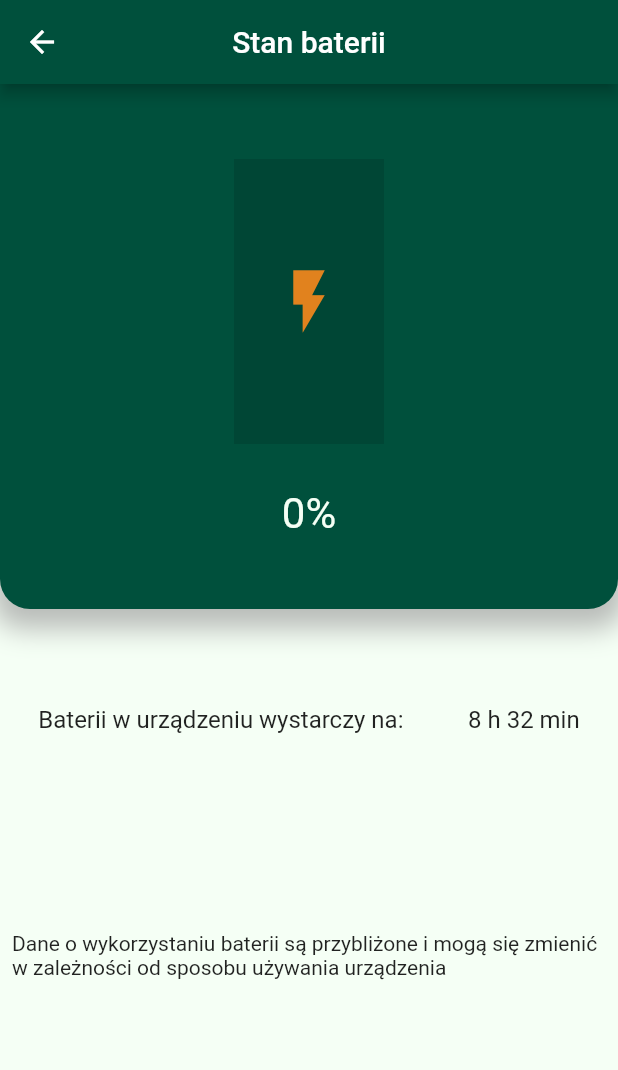
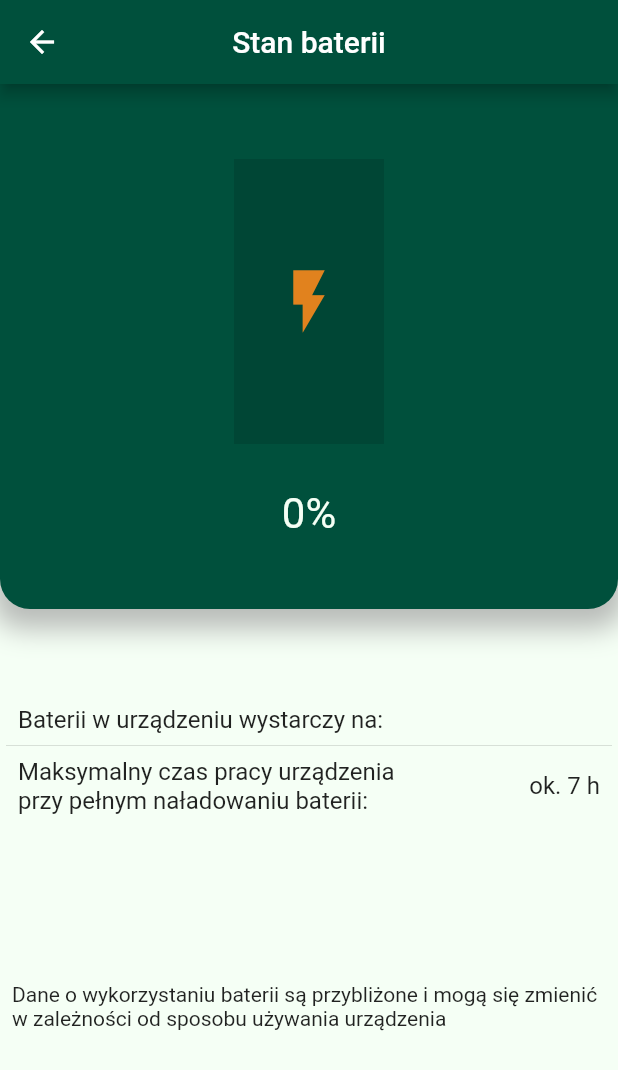
Before and after one commit to Aleksandra0602/TemplyCare, a Flutter app: the BatteryScreen screen opened directly, on a phone screen of 412 x 824 dp. Shown: the top 1070 px of the screen. Run offline on Flutter 3.47's test engine with Material 2 defaults, Android fonts, the phone set to English and light mode, and no system bars; our stand-ins replace animated_splash_screen, fl_chart, flutter_blue_plus, get, image_picker, simple_gradient_text and 1 more; missing offline and left inert: slide_digital_clock; generated files the repository leaves out were written again.

Commit message:
Adding time battery

```diff
--- a/lib/l10n/app_en.arb
+++ b/lib/l10n/app_en.arb
@@ -21,7 +21,7 @@
     "wifiSSID" : "Wi-Fi SSID (Wi-Fi name)",
     "wifiPassword" : "Wi-Fi password",
     "writeWifiData" : "Save and send",
-    "wifiText": "To configure the connection with your Wi-Fi network, please enter the SSID (network name) and password above. This information will be sent to the Arduino device to enable data transmission from the device to the InfluxDB database in the future.",
+    "wifiText": "To configure the connection with your Wi-Fi network, please enter the SSID (network name) and password above. This information will be sent to the Arduino device to enable data transmission from the device to the InfluxDB database.",
 
     "logIn": "Log in",
     "signIn": "Sign up",
@@ -64,6 +64,7 @@
 
 
     "timeBattery": "The battery in the device will last for:",
+    "maxTimeBattery" : "The maximum operating time of the device\nwhen the battery is fully charged:",
     "batteryMessage": "Battery usage data isapproximate and can change based on usage",
 
     "sixthAppBar": "View available files",
--- a/lib/l10n/app_pl.arb
+++ b/lib/l10n/app_pl.arb
@@ -21,7 +21,7 @@
     "wifiSSID" : "Wi-Fi SSID (nazwa Wi-Fi)",
     "wifiPassword" : "Hasło do Wi-Fi",
     "writeWifiData" : "Zapisz i wyślij",
-    "wifiText" : "Aby skonfigurować połączenie z Twoją siecią Wi-Fi, wprowadź powyżej nazwę SSID (nazwę sieci) oraz hasło. Te informacje zostaną wysłane do urządzenia Arduino, aby umożliwić przesyłanie danych z urządzenia do bazy danych InfluxDB w przyszłości.",
+    "wifiText" : "Aby skonfigurować połączenie z Twoją siecią Wi-Fi, wprowadź powyżej nazwę SSID (nazwę sieci) oraz hasło. Te informacje zostaną wysłane do urządzenia Arduino, aby umożliwić przesyłanie danych z urządzenia do bazy danych InfluxDB.",
 
     "logIn": "Zaloguj się",
     "signIn": "Zarejestruj się",
@@ -64,6 +64,7 @@
 
 
     "timeBattery": "Baterii w urządzeniu wystarczy na:",
+    "maxTimeBattery" : "Maksymalny czas pracy urządzenia\nprzy pełnym naładowaniu baterii:",
     "batteryMessage": "Dane o wykorzystaniu baterii są przybliżone i mogą się zmienić w zależności od sposobu używania urządzenia",
 
     "sixthAppBar": "Wyświetl dostępne pliki",
--- a/lib/screens/main_screens/battery_screen.dart
+++ b/lib/screens/main_screens/battery_screen.dart
@@ -21,12 +21,13 @@ class BatteryScreen extends StatefulWidget {
 class _BatteryScreenState extends State<BatteryScreen> {
   double? currentBatteryValue = 0;
   String batteryValue = "";
+  String formatedTime = "";
 
   @override
   void initState() {
     Future.delayed(Duration.zero, () async {
       widget.services!.forEach((service) {
-        if (service.uuid.toString() == Dimensions.battery_serv_uuid) {
+        if (service.uuid.toString() == Dimensions.const_var_UUID) {
           service.characteristics.forEach((characteristic) {
             if (characteristic.uuid.toString() ==
                 Dimensions.battery_level_uuid) {
@@ -37,6 +38,10 @@ class _BatteryScreenState extends State<BatteryScreen> {
                 batteryValue = dataParser(value);
 
                 currentBatteryValue = double.parse(batteryValue);
+                double batteryTime = currentBatteryValue! * (560 / 80) / 100;
+                int hour = batteryTime.toInt();
+                int min = ((batteryTime - hour) * 60).toInt();
+                formatedTime = "$hour h $min min";
               });
               characteristic.read();
 
@@ -161,8 +166,12 @@ class _BatteryScreenState extends State<BatteryScreen> {
             Container(
               padding: const EdgeInsets.all(4),
               //alignment: Alignment.center,
+              child: Column(
+                children: [
+                  Padding(
+                    padding: const EdgeInsets.symmetric(horizontal: 8.0),
                     child: Row(
-                mainAxisAlignment: MainAxisAlignment.spaceAround,
+                      mainAxisAlignment: MainAxisAlignment.spaceBetween,
                       children: [
                         Text(
                           AppLocalizations.of(context)!.timeBattery,
@@ -170,17 +179,37 @@ class _BatteryScreenState extends State<BatteryScreen> {
                             fontSize: 16,
                           ),
                         ),
-                  const Text(
-                    '8 h 32 min',
-                    style: TextStyle(
+                        Text(
+                          formatedTime,
+                          style: const TextStyle(
                             fontSize: 16,
                           ),
                         ),
                       ],
                     ),
                   ),
+                  const Divider(),
+                  Padding(
+                    padding: const EdgeInsets.symmetric(horizontal: 8.0),
+                    child: Row(
+                      mainAxisAlignment: MainAxisAlignment.spaceBetween,
+                      children: [
+                        Text(
+                          AppLocalizations.of(context)!.maxTimeBattery,
+                          style: const TextStyle(fontSize: 16),
+                        ),
+                        const Text(
+                          "ok. 7 h",
+                          style: TextStyle(fontSize: 16),
+                        ),
+                      ],
+                    ),
+                  ),
+                ],
+              ),
+            ),
             const SizedBox(
-              height: 120,
+              height: 100,
             ),
             Padding(
               padding: const EdgeInsets.all(8.0),
--- a/lib/screens/main_screens/memory_card_screen.dart
+++ b/lib/screens/main_screens/memory_card_screen.dart
@@ -30,7 +30,7 @@ class _MemoryCardScreenState extends State<MemoryCardScreen> {
   void initState() {
     Future.delayed(Duration.zero, () async {
       widget.services!.forEach((service) {
-        if (service.uuid.toString() == Dimensions.memory_UUID) {
+        if (service.uuid.toString() == Dimensions.const_var_UUID) {
           service.characteristics.forEach((characteristic) {
             if (characteristic.uuid.toString() ==
                 Dimensions.SEND_DATA_MEMORY_UUID) {
--- a/lib/screens/wifi_screen.dart
+++ b/lib/screens/wifi_screen.dart
@@ -116,7 +116,7 @@ class _WifiScreenState extends State<WifiScreen> {
   void sendWifiData(TextEditingController _wifiSSIDController,
       TextEditingController _wifiPasswordController) {
     widget.services!.forEach((service) {
-      if (service.uuid.toString() == Dimensions.memory_UUID) {
+      if (service.uuid.toString() == Dimensions.const_var_UUID) {
         service.characteristics.forEach((characteristic) {
           if (characteristic.uuid.toString() == Dimensions.wifi_char_uuid) {
             String ssidWifi = _wifiSSIDController.value.text;
--- a/lib/utils/constans/dimensions.dart
+++ b/lib/utils/constans/dimensions.dart
@@ -7,11 +7,6 @@ class Dimensions {
   static const String service_uuid = "4fafc201-1fb5-459e-8fcc-c5c9c331914b";
   static const String characteristic_uuid =
       "beb5483e-36e1-4688-b7f5-ea07361b26a8";
-
-  static const String battery_serv_uuid =
-      "ee8e8caf-b745-4387-8b8a-d824cc4885d1";
-  static const String battery_level_uuid =
-      "6af51d60-9002-474f-902e-a34211bee5e6";
 
   static const String time_service_uuid =
       "022b9857-420a-4591-a642-a80f06fe8aa3";
@@ -23,9 +18,13 @@ class Dimensions {
   static const String data_to_measure_uuid =
       "6d56d8e2-000c-46c5-a519-b01d485571ba";
 
-  static const String memory_UUID = "b819d147-4968-4b85-baa5-67cbcf542d3b";
+  static const String const_var_UUID = "b819d147-4968-4b85-baa5-67cbcf542d3b";
   static const String SEND_DATA_MEMORY_UUID =
       "c52c4746-8ad3-49ef-855e-6098501f0153";
+  static const String battery_level_uuid =
+      "6af51d60-9002-474f-902e-a34211bee5e6";
+
+  static const String wifi_char_uuid = "4eae4bf8-e0c6-4c9b-8bbc-c77c8e4047a3";
 
   static const String SDCcontent_service_uuid =
       "ef047d49-90fe-4cfc-a0ed-fed6a104aadb";
@@ -33,6 +32,4 @@ class Dimensions {
       "5c00b968-374f-4abf-9749-8cdce1996929";
   static const String SDCContent_send_order =
       "e6899d52-211a-43b7-8b43-a4bf18b8f81e";
-
-  static const String wifi_char_uuid = "4eae4bf8-e0c6-4c9b-8bbc-c77c8e4047a3";
 }
--- a/lib/utils/translations/local_strings.dart
+++ b/lib/utils/translations/local_strings.dart
@@ -25,7 +25,7 @@ class LocalStrings extends Translations {
           "wifiPassword": "Wi-Fi password",
           "writeWifiData": "Save and send",
           "wifiText":
-              "To configure the connection with your Wi-Fi network, please enter the SSID (network name) and password above. This information will be sent to the Arduino device to enable data transmission from the device to the InfluxDB database in the future.",
+              "To configure the connection with your Wi-Fi network, please enter the SSID (network name) and password above. This information will be sent to the Arduino device to enable data transmission from the device to the InfluxDB database.",
           "logIn": "Log in",
           "signIn": "Sign up",
           "registration": "Registration",
@@ -58,6 +58,8 @@ class LocalStrings extends Translations {
           "errorDialog": "Error",
           "errorMessage": "No data to measure",
           "timeBattery": "The battery in the device will last for:",
+          "maxTimeBattery":
+              "The maximum operating time of the device\nwhen the battery is fully charged:",
           "batteryMessage":
               "Battery usage data isapproximate and can change based on usage",
           "sixthAppBar": "View available files",
@@ -109,7 +111,7 @@ class LocalStrings extends Translations {
           "wifiPassword": "Hasło do Wi-Fi",
           "writeWifiData": "Zapisz i wyślij",
           "wifiText":
-              "Aby skonfigurować połączenie z Twoją siecią Wi-Fi, wprowadź powyżej nazwę SSID (nazwę sieci) oraz hasło. Te informacje zostaną wysłane do urządzenia Arduino, aby umożliwić przesyłanie danych z urządzenia do bazy danych InfluxDB w przyszłości.",
+              "Aby skonfigurować połączenie z Twoją siecią Wi-Fi, wprowadź powyżej nazwę SSID (nazwę sieci) oraz hasło. Te informacje zostaną wysłane do urządzenia Arduino, aby umożliwić przesyłanie danych z urządzenia do bazy danych InfluxDB.",
           "logIn": "Zaloguj się",
           "signIn": "Zarejestruj się",
           "registration": "Rejestracja",
@@ -142,6 +144,8 @@ class LocalStrings extends Translations {
           "errorDialog": "Błąd",
           "errorMessage": "Brak danych do pomiaru",
           "timeBattery": "Baterii w urządzeniu wystarczy na:",
+          "maxTimeBattery":
+              "Maksymalny czas pracy urządzenia\nprzy pełnym naładowaniu baterii:",
           "batteryMessage":
               "Dane o wykorzystaniu baterii są przybliżone i mogą się zmienić w zależności od sposobu używania urządzenia",
           "sixthAppBar": "Wyświetl dostępne pliki",
--- a/pubspec.yaml
+++ b/pubspec.yaml
@@ -53,6 +53,7 @@ dependencies:
   get: ^4.6.5
 
   shared_preferences: ^2.1.1
+  flutter_localization: ^0.1.13
 
 
 dev_dependencies:
```
Also changed, not shown: pubspec.lock, 2 other files. Lines whose indentation alone changed are shown as unchanged.
